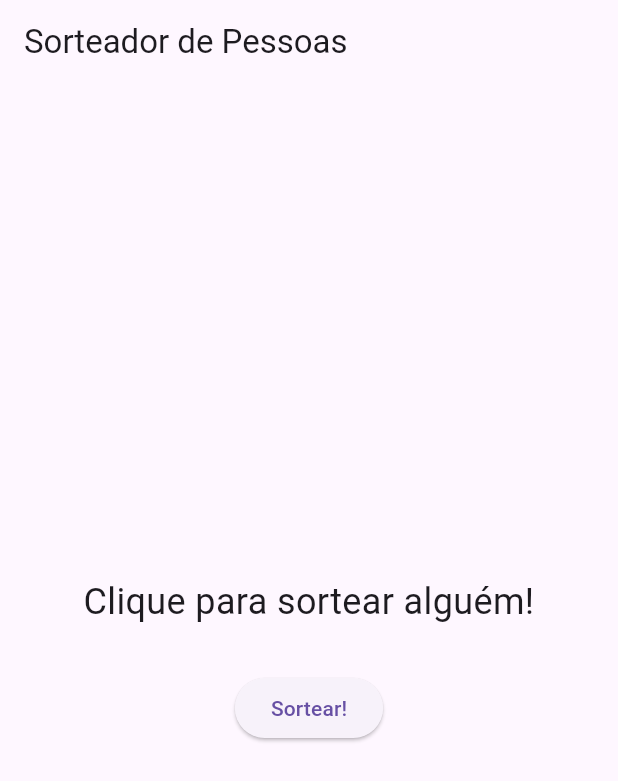
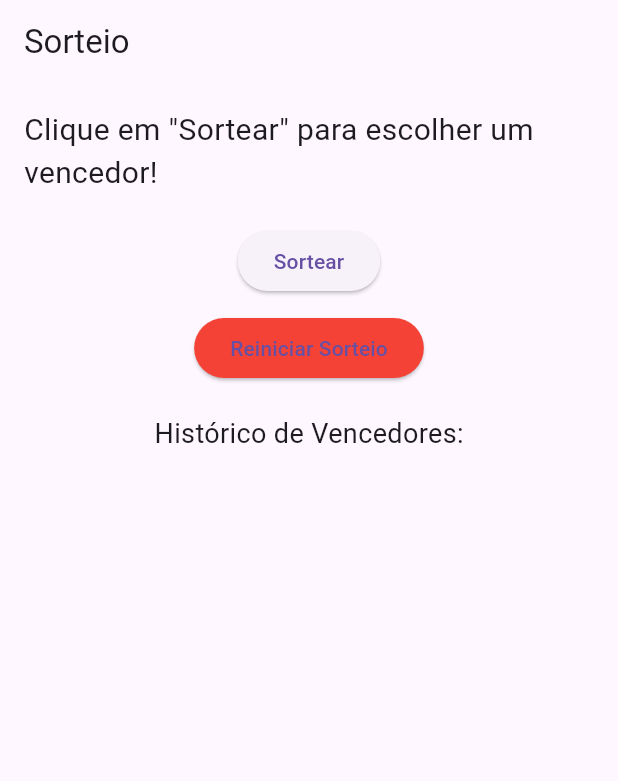
Before and after one commit to luizhsrdev/giveaway_app, a Flutter app: the screen it shows after launch, on a phone screen of 412 x 824 dp. Shown: the top 781 px of the screen. Run offline on Flutter 3.47's test engine with Material 3 defaults, Android fonts, the phone set to English and light mode, and no system bars.

Commit message:
Incrementando opção de reiniciar sorteio.

```diff
--- a/lib/main.dart
+++ b/lib/main.dart
@@ -1,76 +1,92 @@
-import 'dart:math'; // Importa a biblioteca para gerar números aleatórios
-import 'package:flutter/material.dart'; // Importa o Flutter Material Design
+import 'package:flutter/material.dart';
+import 'dart:math';
 
 void main() {
-  runApp(SorteioApp()); // Inicia o aplicativo Flutter
+  runApp(MyApp());
 }
 
-class SorteioApp extends StatelessWidget {
-  const SorteioApp({super.key});
+class MyApp extends StatelessWidget {
+  const MyApp({super.key});
 
   @override
   Widget build(BuildContext context) {
-    return MaterialApp(
-      home: SorteioHome(), // Define a tela inicial do aplicativo
-      debugShowCheckedModeBanner: false, // Remove o banner de debug
-    );
+    return MaterialApp(home: SorteioScreen());
   }
 }
 
-class SorteioHome extends StatefulWidget {
-  const SorteioHome({super.key});
+class SorteioScreen extends StatefulWidget {
+  const SorteioScreen({super.key});
 
   @override
-  _SorteioHomeState createState() => _SorteioHomeState(); // Cria o estado da tela
+  _SorteioScreenState createState() => _SorteioScreenState();
 }
 
-class _SorteioHomeState extends State<SorteioHome> {
-  var lista = [
-    "Mateus Pessoa",
-    "Luiz Henrique",
-    "Sean Victor",
-    "Guiguibo",
-  ]; // Lista de pessoas para o sorteio
-  String itemSorteado =
-      'Clique para sortear alguém!'; // Mensagem inicial exibida na tela
+class _SorteioScreenState extends State<SorteioScreen> {
+  List<String> participantes = [
+    'Luiz Henrique, João Veras, Sean Victor, Guilherme Ancheschi, Heitor Macedo',
+  ];
+  List<String> vencedores = [];
+  String vencedorAtual = '';
 
-  void sortearPessoa() {
-    var random = Random(); // Cria uma instância para gerar números aleatórios
-    var indiceSorteado = random.nextInt(
-      lista.length,
-    ); // Gera um índice aleatório com base no tamanho da lista
-    var pessoaSorteada =
-        lista[indiceSorteado]; // Obtém a pessoa sorteada com base no índice gerado
+  void sortearVencedor() {
+    if (participantes.isNotEmpty) {
+      final random = Random();
+      int index = random.nextInt(participantes.length);
+      setState(() {
+        vencedorAtual = participantes[index];
+        vencedores.add(vencedorAtual);
+        participantes.removeAt(index);
+      });
+    } else {
+      setState(() {
+        vencedorAtual = 'Todos já venceram!';
+      });
+    }
+  }
 
+  void reiniciarSorteio() {
     setState(() {
-      itemSorteado =
-          "A pessoa sorteada foi: $pessoaSorteada"; // Atualiza o texto exibido na tela
+      participantes = [
+        'Luiz Henrique, João Veras, Sean Victor, Guilherme Ancheschi, Heitor Macedo',
+      ];
+      vencedores.clear();
+      vencedorAtual = '';
     });
-
-    print(itemSorteado); // Exibe o resultado no console (opcional)
   }
 
   @override
   Widget build(BuildContext context) {
     return Scaffold(
-      appBar: AppBar(
-        title: Text('Sorteador de Pessoas'), // Título da AppBar
-      ),
-      body: Center(
+      appBar: AppBar(title: Text('Sorteio')),
+      body: Padding(
+        padding: const EdgeInsets.all(16.0),
         child: Column(
-          mainAxisAlignment:
-              MainAxisAlignment.center, // Centraliza os elementos verticalmente
           children: [
             Text(
-              itemSorteado, // Exibe o texto atual (inicial ou o resultado do sorteio)
-              style: TextStyle(fontSize: 24), // Define o tamanho da fonte
-              textAlign: TextAlign.center, // Centraliza o texto horizontalmente
+              vencedorAtual.isEmpty
+                  ? 'Clique em "Sortear" para escolher um vencedor!'
+                  : 'Vencedor: $vencedorAtual',
+              style: TextStyle(fontSize: 20),
             ),
-            SizedBox(height: 30), // Espaçamento entre o texto e o botão
+            SizedBox(height: 20),
+            ElevatedButton(onPressed: sortearVencedor, child: Text('Sortear')),
+            SizedBox(height: 10),
             ElevatedButton(
-              onPressed:
-                  sortearPessoa, // Define a função chamada ao pressionar o botão
-              child: Text('Sortear!'), // Texto do botão
+              onPressed: reiniciarSorteio,
+              style: ElevatedButton.styleFrom(
+                backgroundColor: Colors.red, // Cor do botão
+              ),
+              child: Text('Reiniciar Sorteio'),
+            ),
+            SizedBox(height: 20),
+            Text('Histórico de Vencedores:', style: TextStyle(fontSize: 18)),
+            Expanded(
+              child: ListView.builder(
+                itemCount: vencedores.length,
+                itemBuilder: (context, index) {
+                  return ListTile(title: Text(vencedores[index]));
+                },
+              ),
             ),
           ],
         ),
```
